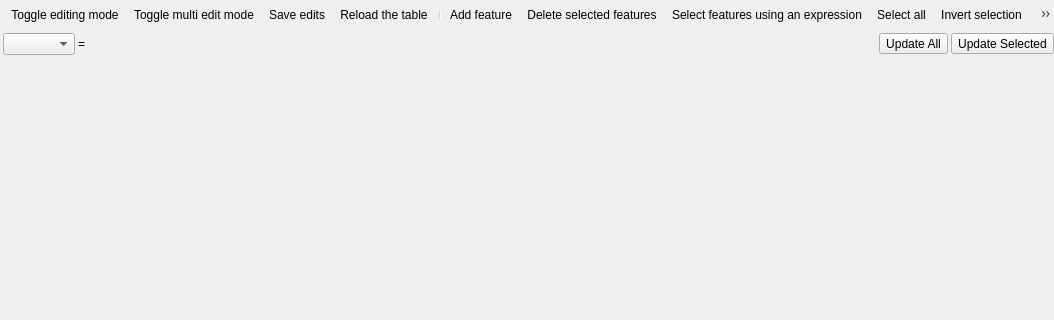
qgis/QGIS, file src/ui/qgsattributetabledialog.ui: the form before one commit; both pictures show x 0 to 1054 and y 0 to 320 of the 1054 by 570 pixel window.
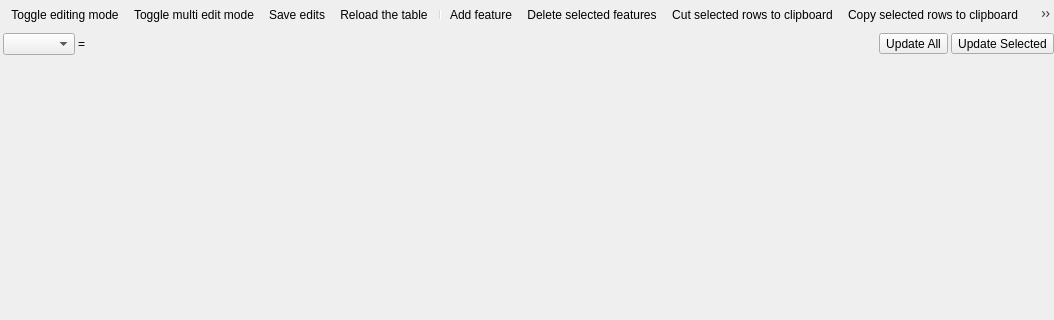
The form after the commit. Icons and pictures are not drawn. Custom widgets are drawn as their Qt base class.

Commit message: [needs-docs][attribute table] UX improvements to cut/copy/paste actions

```diff
--- a/src/ui/qgsattributetabledialog.ui
+++ b/src/ui/qgsattributetabledialog.ui
@@ -170,6 +170,10 @@
      <addaction name="separator"/>
      <addaction name="mActionAddFeature"/>
      <addaction name="mActionDeleteSelected"/>
+     <addaction name="mActionCutSelectedRows"/>
+     <addaction name="mActionCopySelectedRows"/>
+     <addaction name="mActionPasteFeatures"/>
+     <addaction name="separator"/>
      <addaction name="mActionExpressionSelect"/>
      <addaction name="mActionSelectAll"/>
      <addaction name="mActionInvertSelection"/>
@@ -179,9 +183,6 @@
      <addaction name="mActionPanMapToSelectedRows"/>
      <addaction name="mActionZoomMapToSelectedRows"/>
      <addaction name="separator"/>
-     <addaction name="mActionCopySelectedRows"/>
-     <addaction name="mActionPasteFeatures"/>
-     <addaction name="separator"/>
      <addaction name="mActionAddAttribute"/>
      <addaction name="mActionRemoveAttribute"/>
      <addaction name="mActionOpenFieldCalculator"/>
@@ -528,13 +529,28 @@
     <string>Ctrl+J</string>
    </property>
   </action>
+  <action name="mActionCutSelectedRows">
+   <property name="icon">
+    <iconset resource="../../images/images.qrc">
+     <normaloff>:/images/themes/default/mActionEditCut.svg</normaloff>:/images/themes/default/mActionEditCut.svg</iconset>
+   </property>
+   <property name="text">
+    <string>Cut selected rows to clipboard</string>
+   </property>
+   <property name="toolTip">
+    <string>Cut selected rows to clipboard (Ctrl+X)</string>
+   </property>
+   <property name="shortcut">
+    <string>Ctrl+X</string>
+   </property>
+  </action>
   <action name="mActionCopySelectedRows">
    <property name="icon">
     <iconset resource="../../images/images.qrc">
      <normaloff>:/images/themes/default/mActionEditCopy.svg</normaloff>:/images/themes/default/mActionEditCopy.svg</iconset>
    </property>
    <property name="text">
-    <string>Copy selected rows to clipboard (Ctrl+C)</string>
+    <string>Copy selected rows to clipboard</string>
    </property>
    <property name="toolTip">
     <string>Copy selected rows to clipboard (Ctrl+C)</string>
```
The commit also changes 2 other files.
